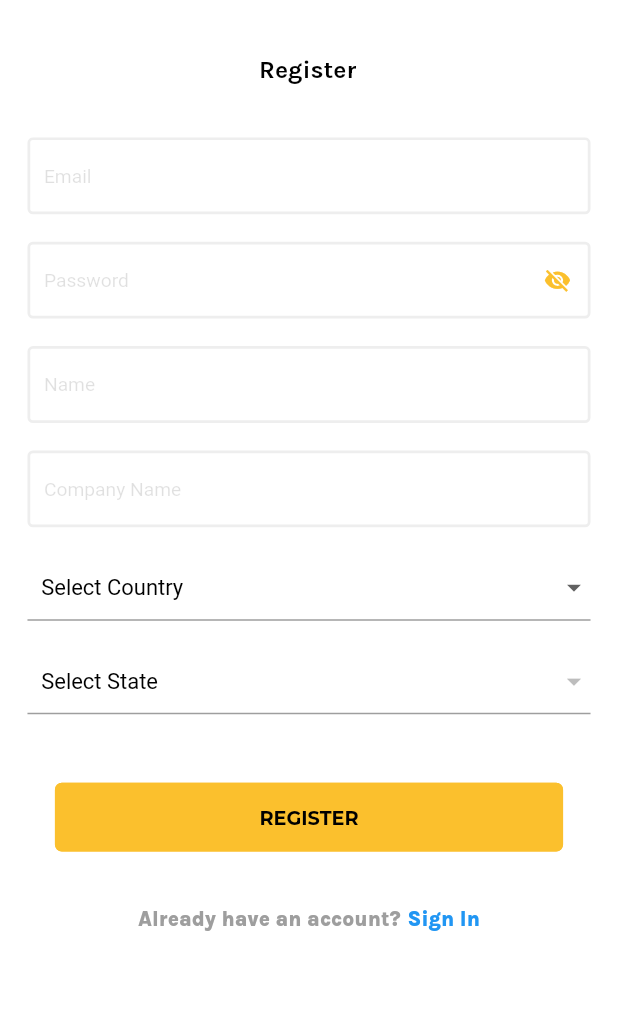
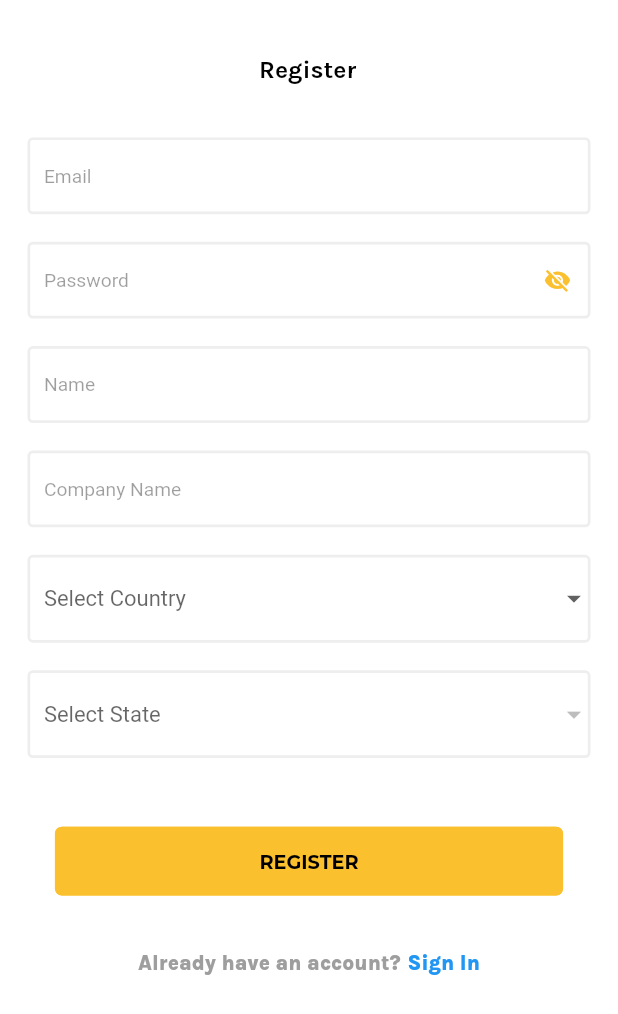
Before and after one commit to deepakCodepaper/signtracker-mobile-cp, a Flutter app: the RegisterPage screen opened by its route, on a phone screen of 412 x 824 dp. Shown: the top 1014 px of the screen. Run offline on Flutter 3.47's test engine with Material 2 defaults, Android fonts, the phone set to English and light mode, and no system bars; our stand-ins replace badges, bloc, built_collection, built_value, cached_network_image, dio and 22 more; missing offline and left inert: dio_http_cache, filesize, flutter_device_type, flutter_ringtone_player, onesignal_flutter, smart_select; accounts and stored records are empty; generated files the repository leaves out were written again; statements that could not run were skipped.

```diff
--- a/lib/blocs/login/login_event.dart
+++ b/lib/blocs/login/login_event.dart
@@ -1,5 +1,5 @@
+import 'package:equatable/equatable.dart';
 import 'package:meta/meta.dart';
-import 'package:equatable/equatable.dart';
 
 abstract class LoginEvent extends Equatable {
   LoginEvent([List props = const []]) : super(props);
@@ -24,13 +24,30 @@ class RegisterButtonPressed extends LoginEvent {
   final String password;
   final String name;
   final String companyName;
+  final String countryName;
+  final String countryCode;
+  final String stateName;
+  final String stateCode;
 
   RegisterButtonPressed({
     @required this.username,
     @required this.password,
     @required this.name,
     @required this.companyName,
-  }) : super([username, password, name, companyName]);
+    @required this.countryName,
+    @required this.countryCode,
+    @required this.stateName,
+    @required this.stateCode,
+  }) : super([
+          username,
+          password,
+          name,
+          companyName,
+          countryName,
+          countryCode,
+          stateName,
+          stateCode
+        ]);
 
   @override
   String toString() =>
--- a/lib/feature/login/login_page.dart
+++ b/lib/feature/login/login_page.dart
@@ -124,7 +124,7 @@ class _LoginPageState extends State<LoginPage> {
                         ),
                         hintText: 'Email',
                         hintStyle: textTheme.bodyText2.copyWith(
-                          color: Colors.black12,
+                          color: Colors.black38,
                         ),
                       ),
                     ),
@@ -169,7 +169,7 @@ class _LoginPageState extends State<LoginPage> {
                         ),
                         hintText: 'Password',
                         hintStyle: textTheme.bodyText2.copyWith(
-                          color: Colors.black12,
+                          color: Colors.black38,
                         ),
                       ),
                     ),
--- a/lib/feature/register/register_page.dart
+++ b/lib/feature/register/register_page.dart
@@ -40,10 +40,10 @@ class _RegisterPageState extends State<RegisterPage> {
     });
   }
 
-  String countryState = "";
-  List countryStates = List.empty(growable: true);
+  String stateCode = "";
+  List states = List.empty(growable: true);
 
-  String country = "";
+  String countryCode = "";
   List countries = List.empty(growable: true);
 
   loadJson() async {
@@ -72,16 +72,28 @@ class _RegisterPageState extends State<RegisterPage> {
     final password = passwordController.text;
     final name = nameController.text;
     final companyName = companyNameController.text;
+    final countryIndex =
+        countries.indexWhere((element) => element['iso3'] == countryCode);
+    final countryName = countryIndex > 0 ? countries[countryIndex]['name'] : "";
+    final stateIndex =
+        states.indexWhere((element) => element['state_code'] == stateCode);
+    final stateName = stateIndex > 0 ? states[stateIndex]['name'] : "";
+
     if (username.isEmpty) {
-      showSnackBar('Username is required!');
+      showSnackBar('Username is required.');
     } else if (password.isEmpty) {
-      showSnackBar('Password is required!');
+      showSnackBar('Password is required.');
     } else if (name.isEmpty) {
-      showSnackBar('Name is required!');
+      showSnackBar('Name is required.');
     } else if (companyName.isEmpty) {
-      showSnackBar('Company Name is required!');
+      showSnackBar('Company Name is required.');
+    } else if (countryCode.isEmpty) {
+      showSnackBar('Country is required.');
+    } else if (states.length > 0 && stateCode.isEmpty) {
+      showSnackBar('State is required.');
     } else {
-      bloc.registerButtonPressed(username, password, name, companyName);
+      bloc.registerButtonPressed(username, password, name, companyName,
+          countryName, countryCode, stateName, stateCode);
     }
   }
 
@@ -191,7 +203,7 @@ class _RegisterPageState extends State<RegisterPage> {
                       controller: usernameController,
                       enabled: !(state is LoginLoading),
                       style: textTheme.bodyText2.copyWith(
-                        color: Colors.black45,
+                        color: Colors.yellow[700],
                       ),
                       keyboardType: TextInputType.emailAddress,
                       decoration: InputDecoration(
@@ -209,7 +221,7 @@ class _RegisterPageState extends State<RegisterPage> {
                         ),
                         hintText: 'Email',
                         hintStyle: textTheme.bodyText2.copyWith(
-                          color: Colors.black12,
+                          color: Colors.black38,
                         ),
                       ),
                     ),
@@ -249,7 +261,7 @@ class _RegisterPageState extends State<RegisterPage> {
                         ),
                         hintText: 'Password',
                         hintStyle: textTheme.bodyText2.copyWith(
-                          color: Colors.black12,
+                          color: Colors.black38,
                         ),
                       ),
                     ),
@@ -278,7 +290,7 @@ class _RegisterPageState extends State<RegisterPage> {
                         ),
                         hintText: 'Name',
                         hintStyle: textTheme.bodyText2.copyWith(
-                          color: Colors.black12,
+                          color: Colors.black38,
                         ),
                       ),
                     ),
@@ -307,7 +319,7 @@ class _RegisterPageState extends State<RegisterPage> {
                         ),
                         hintText: 'Company Name',
                         hintStyle: textTheme.bodyText2.copyWith(
-                          color: Colors.black12,
+                          color: Colors.black38,
                         ),
                       ),
                     ),
@@ -316,41 +328,41 @@ class _RegisterPageState extends State<RegisterPage> {
                   Padding(
                     padding: EdgeInsets.symmetric(horizontal: 20),
                     child: DropdownButtonFormField(
-                      hint: Row(
-                        children: [
-                          Padding(
-                            padding: const EdgeInsets.fromLTRB(10, 0, 0, 0),
-                            child: Text(
-                              'Select Country',
-                              style: TextStyle(color: Colors.black),
+                      decoration: InputDecoration(
+                        enabledBorder: OutlineInputBorder(
+                          borderSide: BorderSide(
+                            color: Colors.grey[200],
+                            width: 2,
                           ),
                         ),
-                        ],
+                        focusedBorder: OutlineInputBorder(
+                          borderSide: BorderSide(
+                            color: Colors.yellow[700],
+                            width: 2,
                           ),
-                      value: country == '' ? null : country,
+                        ),
+                        hintText: 'Select Country',
+                        hintStyle: textTheme.bodyText2.copyWith(
+                          color: Colors.black38,
+                        ),
+                      ),
+                      value: countryCode == '' ? null : countryCode,
                       onChanged: (newValue) {
                         setState(() {
-                          country = newValue;
+                          countryCode = newValue;
                           final index = countries.indexWhere(
-                                  (element) => element['iso3'] == country);
-                          countryStates.clear();
-                          countryStates = countries[index]['states'];
-                          countryState = "";
+                              (element) => element['iso3'] == countryCode);
+                          states.clear();
+                          states = countries[index]['states'];
+                          stateCode = "";
                         });
                       },
                       items: countries.map((item) {
                         return DropdownMenuItem(
                           value: item['iso3'],
-                          child: Row(
-                            children: [
-                              Padding(
-                                padding: const EdgeInsets.fromLTRB(10, 0, 0, 0),
                           child: Text(
                             item['name'],
-                                  style: TextStyle(color: Colors.black),
-                                ),
-                              ),
-                            ],
+                            style: TextStyle(color: Colors.black87),
                           ),
                         );
                       }).toList(),
@@ -360,36 +372,36 @@ class _RegisterPageState extends State<RegisterPage> {
                   Padding(
                     padding: EdgeInsets.symmetric(horizontal: 20),
                     child: DropdownButtonFormField(
-                      hint: Row(
-                        children: [
-                          Padding(
-                            padding: const EdgeInsets.fromLTRB(10, 0, 0, 0),
-                            child: Text(
-                              'Select State',
-                              style: TextStyle(color: Colors.black),
+                      decoration: InputDecoration(
+                        enabledBorder: OutlineInputBorder(
+                          borderSide: BorderSide(
+                            color: Colors.grey[200],
+                            width: 2,
                           ),
                         ),
-                        ],
+                        focusedBorder: OutlineInputBorder(
+                          borderSide: BorderSide(
+                            color: Colors.yellow[700],
+                            width: 2,
                           ),
-                      value: countryState == '' ? null : countryState,
+                        ),
+                        hintText: 'Select State',
+                        hintStyle: textTheme.bodyText2.copyWith(
+                          color: Colors.black38,
+                        ),
+                      ),
+                      value: stateCode == '' ? null : stateCode,
                       onChanged: (newValue) {
                         setState(() {
-                          countryState = newValue;
+                          stateCode = newValue;
                         });
                       },
-                      items: countryStates.map((item) {
+                      items: states.map((item) {
                         return DropdownMenuItem(
                           value: item['state_code'],
-                          child: Row(
-                            children: [
-                              Padding(
-                                padding: const EdgeInsets.fromLTRB(10, 0, 0, 0),
                           child: Text(
                             item['name'],
-                                  style: TextStyle(color: Colors.black),
-                                ),
-                              ),
-                            ],
+                            style: TextStyle(color: Colors.black87),
                           ),
                         );
                       }).toList(),
--- a/pubspec.yaml
+++ b/pubspec.yaml
@@ -15,7 +15,7 @@ publish_to: 'none' # Remove this line if you wish to publish to pub.dev
 # In iOS, build-name is used as CFBundleShortVersionString while build-number used as CFBundleVersion.
 # Read more about iOS versioning at
 # https://developer.apple.com/library/archive/documentation/General/Reference/InfoPlistKeyReference/Articles/CoreFoundationKeys.html
-version: 1.2.1
+version: 1.2.2
 
 environment:
   sdk: ">=2.7.0 <3.0.0"
```
Also changed, not shown: lib/api/apis/auth_api.dart (+15 -3 lines), lib/blocs/auth/authentication_bloc.dart (+14 -3 lines), lib/blocs/login/login_bloc.dart (+33 -11 lines), lib/repository/user_repository.dart (+6 -2 lines), 1 other file. Lines whose indentation alone changed are shown as unchanged.
